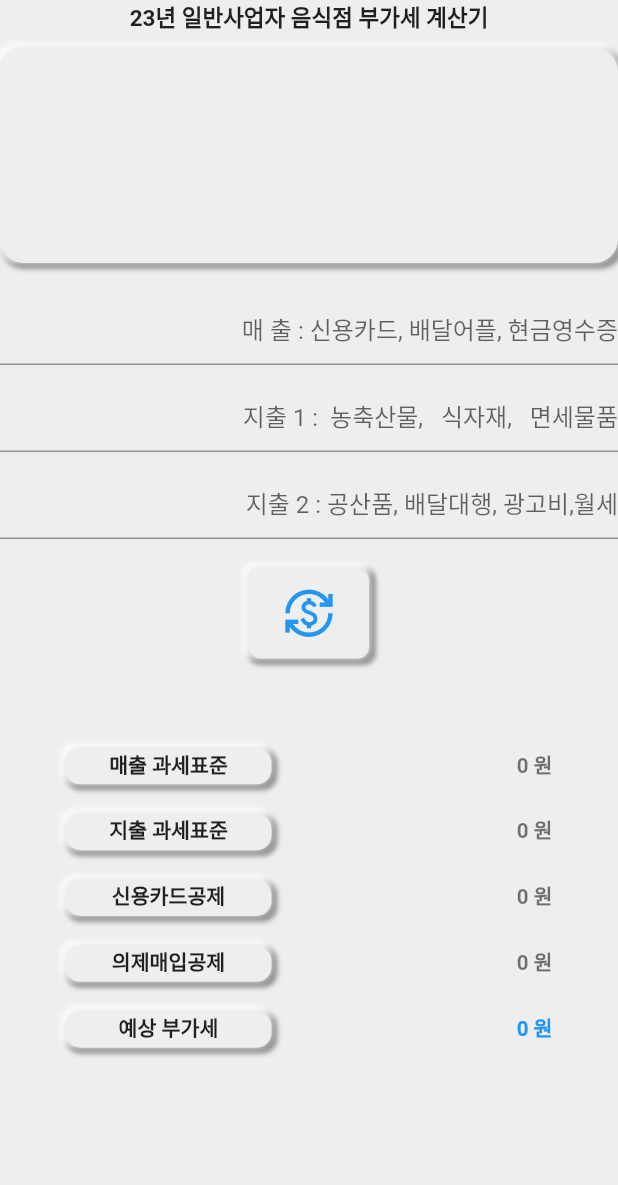
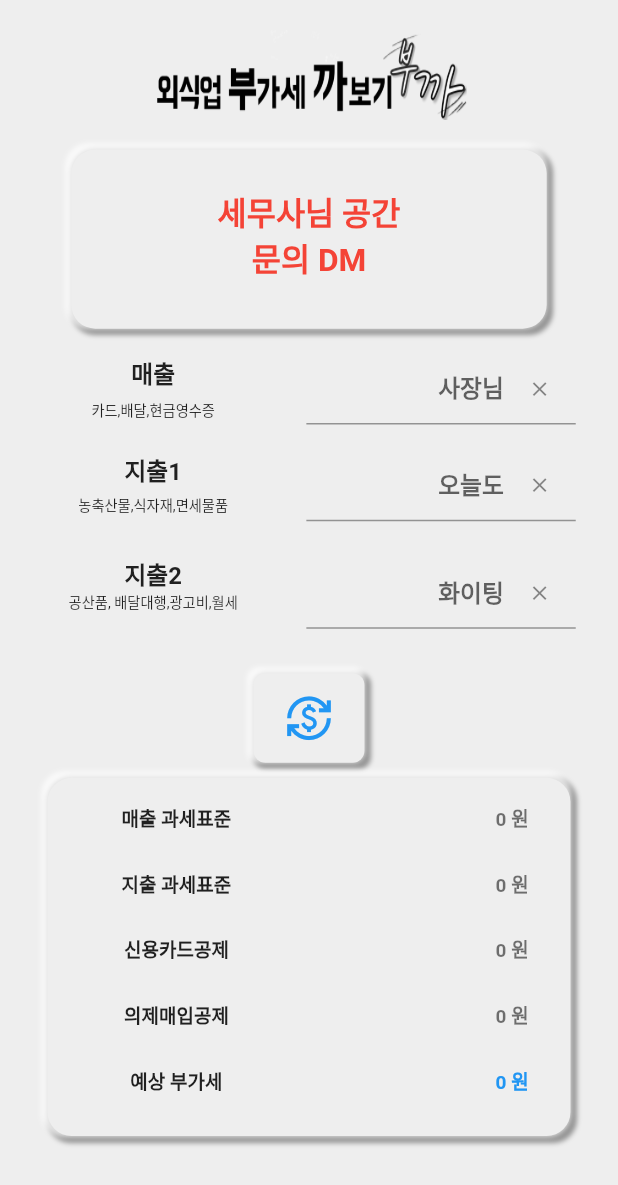
Before and after one commit to jhonhyuncheol88/taxcalculator126, a Flutter app: the screen it shows after launch, on a phone screen of 412 x 824 dp. Shown: the top 1185 px of the screen. Run offline on Flutter 3.47's test engine with Material 2 defaults, Android fonts, the phone set to English and light mode, and no system bars; our stand-ins replace flutter_screenutil; missing offline and left inert: pattern_formatter.

Commit message:
12월 14일 오후 8시 40분

```diff
--- a/lib/main.dart
+++ b/lib/main.dart
@@ -3,7 +3,9 @@ import 'package:flutter/services.dart';
 import 'package:intl/intl.dart';
 import 'package:pattern_formatter/pattern_formatter.dart';
 
+
 import 'package:flutter_screenutil/flutter_screenutil.dart';
+//화면 비율을 조해주는 패키지
 
 void main() => runApp(const MyApp());
 
@@ -12,8 +14,10 @@ class MyApp extends StatelessWidget {
 
   @override
   Widget build(BuildContext context) {
+
+    //ScreenUtilINit 최상위 위젯을 감싸준다.
     return ScreenUtilInit(
-      designSize: Size(360, 690),
+      designSize: Size(390,690),
       minTextAdapt: true,
       splitScreenMode: true,
 
@@ -39,6 +43,48 @@ class HomePage extends StatefulWidget {
 }
 
 class _HomePageState extends State<HomePage> {
+
+
+
+
+
+
+
+
+ //알럿창
+
+  void _showDialog() {
+    showDialog(
+      context: context,
+      builder: (BuildContext context) {
+
+
+        return AlertDialog(
+
+          shape: RoundedRectangleBorder(
+              borderRadius: BorderRadius.circular(16)
+          ),
+
+          content:
+
+
+
+          SingleChildScrollView(child: Container(
+            width: ScreenUtil().setWidth(150),
+            height: ScreenUtil().setHeight(450),
+
+            child : Image.asset('assets/image/information.png',fit: BoxFit.fill,) ),),
+          actions: <Widget>[
+
+          ],
+        );
+      },
+    );
+  }
+
+
+
+
 // 뉴모피즘 변수 값
   final off1 = -2.0;
   final off2 = 2.0;
@@ -115,6 +161,7 @@ class _HomePageState extends State<HomePage> {
   @override
   Widget build(BuildContext context) {
     return Scaffold(
+
       backgroundColor: Colors.grey[200],
       body: SafeArea(
         child: GestureDetector(
@@ -126,14 +173,22 @@ class _HomePageState extends State<HomePage> {
             child: SingleChildScrollView(
               child: Column(
                 children: [
-                  Text(
-                    '23년 일반사업자 음식점 부가세 계산기',
-                    style: TextStyle(fontWeight: FontWeight.bold, fontSize: 15),
+                  Padding(padding: EdgeInsets.all(10)),
+                  Container(width: ScreenUtil().setWidth(200),
+                    height: ScreenUtil().setHeight(50),
+
+                    child: Image.asset('assets/image/name.png',fit: BoxFit.fill,),
+
                   ),
+
+
                   SizedBox(
-                    height: 10,
+                    height: 20,
                   ),
+                  Row(mainAxisAlignment: MainAxisAlignment.spaceEvenly,
+                    children: [
                       Container(
+                        padding: EdgeInsets.all(25),
                         decoration: BoxDecoration(
                           color: Colors.grey[200],
                           borderRadius: BorderRadius.circular(16),
@@ -149,62 +204,156 @@ class _HomePageState extends State<HomePage> {
                               color: Colors.white70,
                               blurRadius: blurR,
                               spreadRadius: spredR,
+
                             )
                           ],
                         ),
-                    width: ScreenUtil().setWidth(360),
-                    height: ScreenUtil().setHeight(120),
-                    child: Text(
-                      ' ',
-                      style: TextStyle(fontWeight: FontWeight.bold),
+                        width: ScreenUtil().setWidth(300),
+                        height: ScreenUtil().setHeight(100),
+                        child:
+                        Text(
+                          '세무사님 공간 \n문의 DM',textAlign: TextAlign.center,
+                          style: TextStyle(fontWeight: FontWeight.bold,fontSize: ScreenUtil().setSp(20),color: Colors.red,),
                         ),
                       ),
+
+                    ],
+                  ),
                   SizedBox(
-                    height: 20,
+                    height: 10,
                   ),
-                  TextField(
+                  Row(mainAxisAlignment: MainAxisAlignment.spaceEvenly,
+                    children: [
+
+
+                      Container(
+                        child :
+                        Column(
+                          children: [
+                            SizedBox(height: ScreenUtil().setHeight(7),),
+                            Text('매출',style: TextStyle(fontWeight: FontWeight.bold,fontSize:ScreenUtil().setSp(15), ),),
+                            SizedBox(height :ScreenUtil().setHeight(5),),
+                            Text('카드,배달,현금영수증',style: TextStyle(fontSize: ScreenUtil().setSp(9),),),
+                          ],
+                        ),
+
+
+                        width: ScreenUtil().setWidth(140),
+                        height: ScreenUtil().setHeight(50),
+
+
+                      ),
+                      Container(
+                        width: ScreenUtil().setWidth(170),
+                        child: TextField(
                           maxLength: 11,
                           controller: t1,
                           keyboardType: TextInputType.number,
                           textAlign: TextAlign.end,
                           inputFormatters: [ThousandsFormatter()],
-                    decoration: InputDecoration(
+                          style: TextStyle(fontWeight: FontWeight.bold,fontSize:ScreenUtil().setSp(15), ),
+                          decoration: InputDecoration(suffixIcon: IconButton(
+                            onPressed: t1.clear,
+
+                              icon:Icon(
+                            Icons.clear, size: ScreenUtil().setSp(15),)),
                             counterText: "",
-                      hintText: ' 매 출 : 신용카드, 배달어플, 현금영수증',
+                            hintText: '사장님'
+
                           ),
                         ),
+                      ),
+                    ],
+                  ),
                   SizedBox(
-                    height: 10,
+                    height: ScreenUtil().setHeight(4),
                   ),
-                  TextField(
+                  Row(mainAxisAlignment: MainAxisAlignment.spaceEvenly,
+                    children: [
+                      Container(
+                        child :
+                        Column(
+                          children: [
+                            SizedBox(height :ScreenUtil().setHeight(7),),
+                            Text('지출1',style: TextStyle(fontWeight: FontWeight.bold,fontSize:ScreenUtil().setSp(15), ),),
+                            SizedBox(height: 5),
+                            Text('농축산물,식자재,면세물품',style: TextStyle(fontSize: ScreenUtil().setSp(9),),),
+                          ],
+                        ),
+                        width: ScreenUtil().setWidth(140),
+                        height: ScreenUtil().setHeight(50),
+
+
+                      ),
+                      Container(
+                        width: ScreenUtil().setWidth(170),
+
+                        child: TextField(
                           maxLength: 11,
                           controller: t2,
                           keyboardType: TextInputType.number,
                           textAlign: TextAlign.end,
                           inputFormatters: [ThousandsFormatter()],
-                    decoration: InputDecoration(
-                        counterText: "", hintText: '지출 1 :  농축산물,   식자재,   면세물품'),
+                          style: TextStyle(fontWeight: FontWeight.bold,fontSize:ScreenUtil().setSp(15), ),
+                          decoration: InputDecoration(suffixIcon: IconButton(
+                            onPressed: t2.clear,
+                          icon: Icon(Icons.clear,size: ScreenUtil().setSp(15),) ),
+                              counterText: "",
+                            hintText: '오늘도'
+                        ),
+                      ),
+                      )],
                   ),
                   SizedBox(
-                    height: 10,
+                    height: ScreenUtil().setHeight(10),
                   ),
-                  TextField(
+                  Row(mainAxisAlignment: MainAxisAlignment.spaceEvenly,
+                    children: [
+                      Container(child:
+                        Column(
+                          children: [
+                            SizedBox(height :ScreenUtil().setHeight(5),),
+                            Text('지출2',style: TextStyle(fontWeight: FontWeight.bold,fontSize:ScreenUtil().setSp(15), ),),
+
+                            Text('공산품, 배달대행,광고비,월세',style: TextStyle(fontSize: ScreenUtil().setSp(9),),),
+                          ],
+                        ),
+                        width: ScreenUtil().setWidth(140),
+                        height: ScreenUtil().setHeight(50),
+
+
+                      ),
+
+                      Container
+                        (
+                        width: ScreenUtil().setWidth(170),
+                        child: TextField(
                           maxLength: 11,
                           controller: t3,
                           keyboardType: TextInputType.number,
                           textAlign: TextAlign.end,
                           inputFormatters: [ThousandsFormatter()],
-                    decoration: InputDecoration(
-                        counterText: "", hintText: '지출 2 : 공산품, 배달대행, 광고비,월세'),
+                          style: TextStyle(fontWeight: FontWeight.bold,fontSize:ScreenUtil().setSp(15), ),
+                          decoration: InputDecoration(suffixIcon: IconButton(
+                            onPressed: t3.clear,
+
+                          icon :Icon(Icons.clear,size: ScreenUtil().setSp(15),)),
+                              counterText: "",
+                          hintText: '화이팅'),
+
+                        ),
+                      ),
+                    ],
                   ),
                   SizedBox(
-                    height: 20,
+                    height: ScreenUtil().setHeight(20),
                   ),
                   GestureDetector(
                     onTap: () {
                       setState(() {
-                        click = !click;
-                        convertStringtoDouble();
+                        click = !click; //버튼 클릭
+                        convertStringtoDouble();//계산식
+                          _showDialog(); //알럿창 띄우는
 
                         FocusScope.of(context).unfocus(); //키보드 내리는 함수
                       });
@@ -239,29 +388,45 @@ class _HomePageState extends State<HomePage> {
                                   ])),
                   ),
                   SizedBox(
-                    height: 60,
+                    height: 10,
                   ),
+
+                  Container(
+                    width: ScreenUtil().setWidth(330),
+                    height: ScreenUtil().setHeight(200),
+
+
+                    padding: EdgeInsets.all(5),
+                    decoration: BoxDecoration(
+                      color: Colors.grey[200],
+                      borderRadius: BorderRadius.circular(16),
+                      boxShadow: [
+                        BoxShadow(
+                          offset: Offset(off2, off2),
+                          color: Colors.black38,
+                          blurRadius: blurR,
+                          spreadRadius: spredR,
+                        ),
+                        BoxShadow(
+                          offset: Offset(off1, off1),
+                          color: Colors.white70,
+                          blurRadius: blurR,
+                          spreadRadius: spredR,
+
+                        )
+                      ],
+                    ),
+                    child: Column(
+                      children: [
+                        SizedBox(height :ScreenUtil().setHeight(10),),
+
                         Row(
                           mainAxisAlignment: MainAxisAlignment.center,
                           children: [
                             Container(
                               height: ScreenUtil().setHeight(20),
-                        width: ScreenUtil().setWidth(120),
-                        decoration: BoxDecoration(
-                            color: Colors.grey[200],
-                            borderRadius: BorderRadius.circular(10),
-                            boxShadow: [
-                              BoxShadow(
-                                  offset: Offset(off2, off2),
-                                  color: Colors.black38,
-                                  blurRadius: blurR,
-                                  spreadRadius: spredR),
-                              BoxShadow(
-                                  offset: Offset(off1, off1),
-                                  color: Colors.white70,
-                                  blurRadius: blurR,
-                                  spreadRadius: spredR)
-                            ]),
+                              width: ScreenUtil().setWidth(110),
+
                               child: Text(
                                 '매출 과세표준',
                                 style: TextStyle(fontWeight: FontWeight.bold,fontSize: ScreenUtil().setSp(12)),
@@ -291,22 +456,8 @@ class _HomePageState extends State<HomePage> {
                           children: [
                             Container(
                               height: ScreenUtil().setHeight(20),
-                        width: ScreenUtil().setWidth(120),
-                        decoration: BoxDecoration(
-                            color: Colors.grey[200],
-                            borderRadius: BorderRadius.circular(10),
-                            boxShadow: [
-                              BoxShadow(
-                                  offset: Offset(off2, off2),
-                                  color: Colors.black38,
-                                  blurRadius: blurR,
-                                  spreadRadius: spredR),
-                              BoxShadow(
-                                  offset: Offset(off1, off1),
-                                  color: Colors.white70,
-                                  blurRadius: blurR,
-                                  spreadRadius: spredR)
-                            ]),
+                              width: ScreenUtil().setWidth(110),
+
                               child: Text(
                                 '지출 과세표준',
                                 style: TextStyle(fontWeight: FontWeight.bold,fontSize: ScreenUtil().setSp(12)),
@@ -336,22 +487,8 @@ class _HomePageState extends State<HomePage> {
                           children: [
                             Container(
                               height: ScreenUtil().setHeight(20),
-                        width: ScreenUtil().setWidth(120),
-                        decoration: BoxDecoration(
-                            color: Colors.grey[200],
-                            borderRadius: BorderRadius.circular(10),
-                            boxShadow: [
-                              BoxShadow(
-                                  offset: Offset(off2, off2),
-                                  color: Colors.black38,
-                                  blurRadius: blurR,
-                                  spreadRadius: spredR),
-                              BoxShadow(
-                                  offset: Offset(off1, off1),
-                                  color: Colors.white70,
-                                  blurRadius: blurR,
-                                  spreadRadius: spredR)
-                            ]),
+                              width: ScreenUtil().setWidth(110),
+
                               child: Text(
                                 '신용카드공제',
                                 style: TextStyle(
@@ -384,22 +521,8 @@ class _HomePageState extends State<HomePage> {
                           children: [
                             Container(
                               height:ScreenUtil().setHeight(20),
-                        width: ScreenUtil().setWidth(120),
-                        decoration: BoxDecoration(
-                            color: Colors.grey[200],
-                            borderRadius: BorderRadius.circular(10),
-                            boxShadow: [
-                              BoxShadow(
-                                  offset: Offset(off2, off2),
-                                  color: Colors.black38,
-                                  blurRadius: blurR,
-                                  spreadRadius: spredR),
-                              BoxShadow(
-                                  offset: Offset(off1, off1),
-                                  color: Colors.white70,
-                                  blurRadius: blurR,
-                                  spreadRadius: spredR)
-                            ]),
+                              width: ScreenUtil().setWidth(110),
+
                               child: Text(
                                 '의제매입공제',
                                 style: TextStyle(
@@ -432,22 +555,8 @@ class _HomePageState extends State<HomePage> {
                           children: [
                             Container(
                               height: ScreenUtil().setHeight(20),
-                        width:ScreenUtil().setWidth(120),
-                        decoration: BoxDecoration(
-                            color: Colors.grey[200],
-                            borderRadius: BorderRadius.circular(10),
-                            boxShadow: [
-                              BoxShadow(
-                                  offset: Offset(off2, off2),
-                                  color: Colors.black38,
-                                  blurRadius: blurR,
-                                  spreadRadius: spredR),
-                              BoxShadow(
-                                  offset: Offset(off1, off1),
-                                  color: Colors.white70,
-                                  blurRadius: blurR,
-                                  spreadRadius: spredR)
-                            ]),
+                              width:ScreenUtil().setWidth(110),
+
                               child: Text(
                                 '예상 부가세',
                                 style: TextStyle(
@@ -472,6 +581,13 @@ class _HomePageState extends State<HomePage> {
                                 )),
                           ],
                         ),
+
+
+
+                      ],
+                    ),
+                  )
+
                 ],
               ),
             )),
--- a/pubspec.yaml
+++ b/pubspec.yaml
@@ -29,6 +29,9 @@ environment:
 # the latest version available on pub.dev. To see which dependencies have newer
 # versions available, run `flutter pub outdated`.
 dependencies:
+
+
+
   flutter_screenutil: ^5.6.0
 
   pattern_formatter: ^2.0.0
@@ -69,6 +72,8 @@ flutter:
 
   # To add assets to your application, add an assets section, like this:
   # assets:
+  assets:
+    - assets/image/
   #   - images/a_dot_burr.jpeg
   #   - images/a_dot_ham.jpeg
 
```
Also changed, not shown: assets/establish Retrosans.ttf (deleted), assets/image/information.png (added), assets/image/name.png (added), 1 other file. Lines whose indentation alone changed are shown as unchanged.
